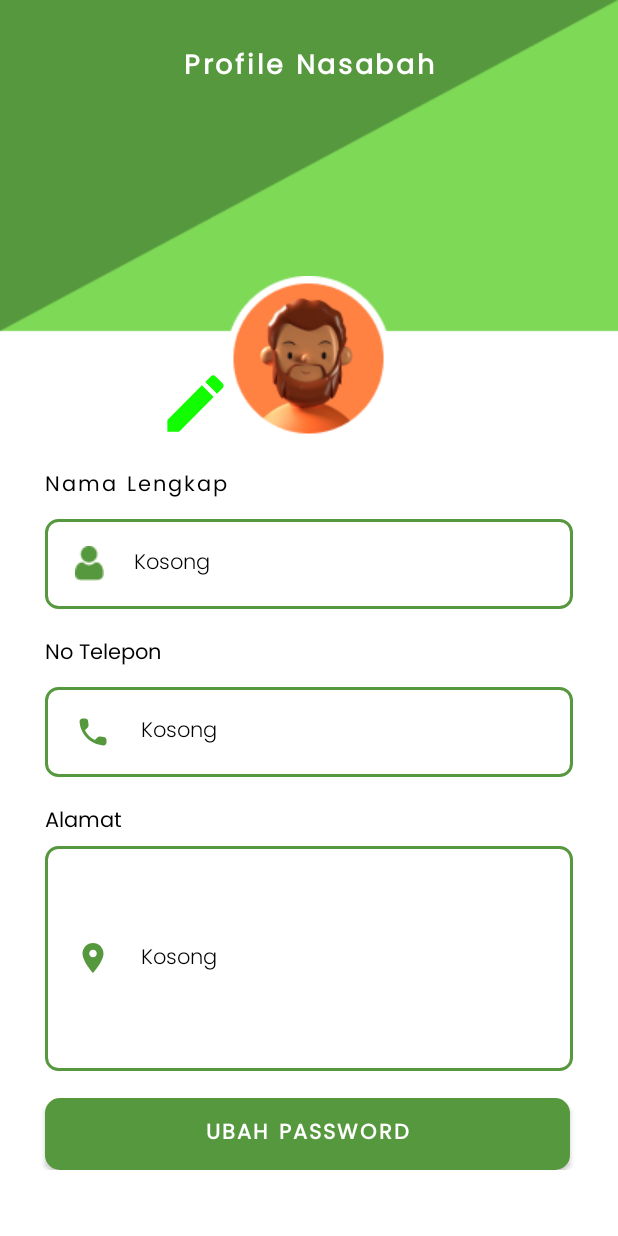
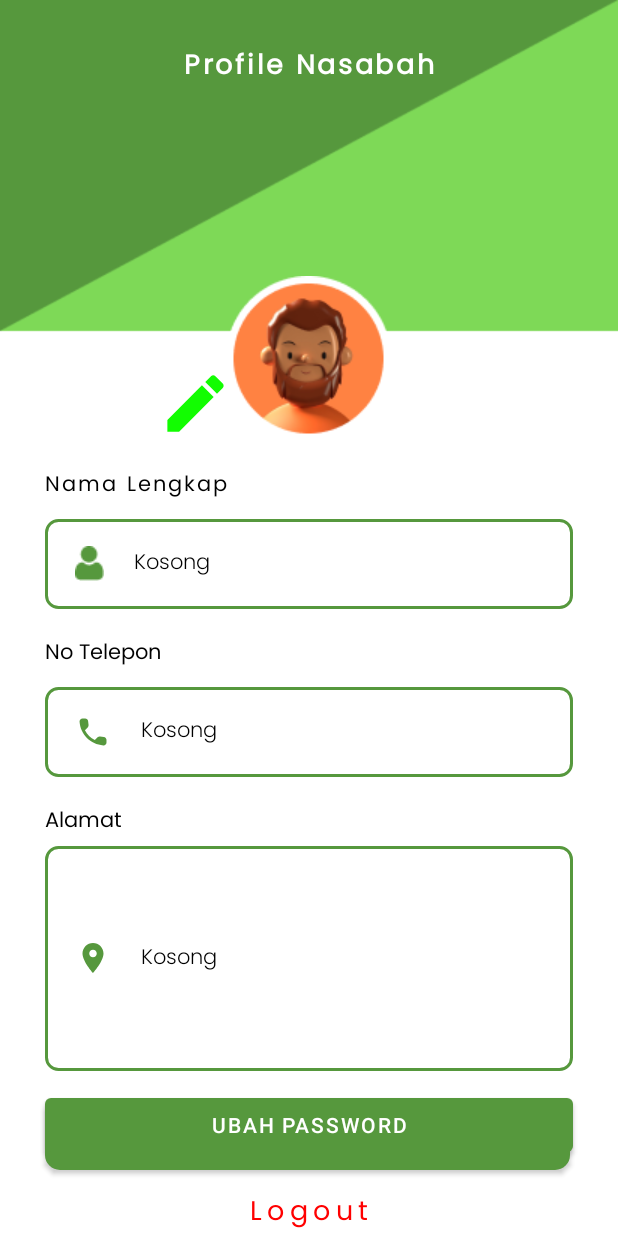
Before and after one commit to shibasmoro/BankSampah, an Android app: the ProfileActivity screen opened directly, with no data from a screen before it, on a phone screen of 412 x 824 dp. Run offline under Robolectric (Android 15) with nearby library versions, the phone set to English and light mode, and no system bars.

Commit message:
featured logout

```diff
--- a/app/src/main/res/layout/activity_profile.xml
+++ b/app/src/main/res/layout/activity_profile.xml
@@ -10,7 +10,6 @@
     <androidx.constraintlayout.widget.ConstraintLayout
         android:layout_width="match_parent"
         android:layout_height="match_parent">
-
 
         <ProgressBar
             android:id="@+id/progressBar"
@@ -71,6 +70,8 @@
         android:textSize="14sp"
         app:layout_constraintStart_toStartOf="parent"
         app:layout_constraintTop_toBottomOf="@+id/relativeLayout" />
+
+
 
     <EditText
         android:id="@+id/etUsername"
@@ -248,7 +249,7 @@
             app:layout_constraintStart_toStartOf="parent"
             app:layout_constraintTop_toTopOf="parent" />
 
-        <RelativeLayout
+        <Button
             android:id="@+id/imageView5"
             android:layout_width="match_parent"
             android:layout_height="48dp"
@@ -256,13 +257,11 @@
             android:layout_marginEnd="30dp"
             android:layout_marginTop="12dp"
             android:orientation="horizontal"
+            android:text="Ubah Password"
+            android:textColor="@color/white"
             app:layout_constraintEnd_toEndOf="parent"
             app:layout_constraintStart_toStartOf="parent"
-            app:layout_constraintTop_toBottomOf="@+id/updateProfile">
-
-            <androidx.constraintlayout.widget.ConstraintLayout
-                android:layout_width="match_parent"
-                android:layout_height="match_parent">
+            app:layout_constraintTop_toBottomOf="@+id/updateProfile"/>
 
         <TextView
             android:id="@+id/tvgugel"
@@ -276,15 +275,12 @@
             android:textAlignment="center"
             android:textColor="#FF0000"
             android:textSize="18sp"
-                    app:layout_constraintBottom_toBottomOf="parent"
+            app:layout_constraintTop_toBottomOf="@+id/imageView5"
+            app:layout_constraintStart_toStartOf="parent"
             app:layout_constraintEnd_toEndOf="parent"
-                    app:layout_constraintStart_toStartOf="parent"
-                    app:layout_constraintTop_toTopOf="parent" />
-
-
-            </androidx.constraintlayout.widget.ConstraintLayout>
-
-        </RelativeLayout>
+            android:layout_marginTop="20dp"
+            android:layout_marginBottom="10dp"
+             />
 
     </androidx.constraintlayout.widget.ConstraintLayout>
 
--- a/gradle.properties
+++ b/gradle.properties
@@ -18,4 +18,4 @@
 # Automatically convert third-party libraries to use AndroidX
 android.enableJetifier=true
 
-BASE_URL = "https://ublmobilekmmi.web.id/bank_sampah/"
+BASE_URL = "https://budiluhursampah.000webhostapp.com/"
```
Lines whose indentation alone changed are shown as unchanged.
